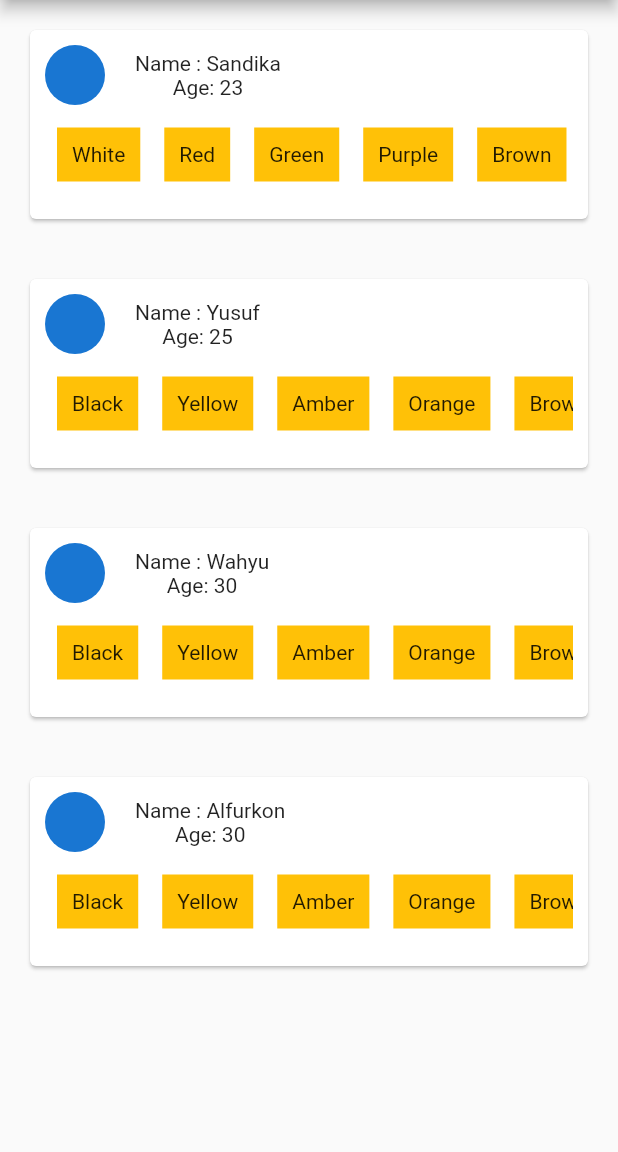
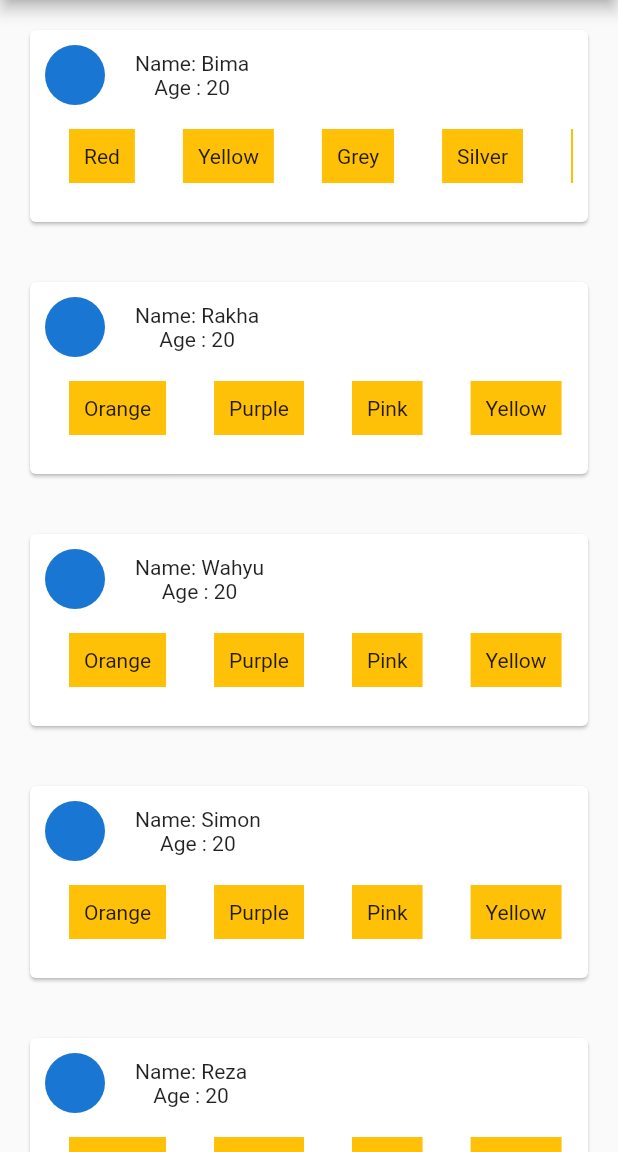
Before and after one commit to mrbrelax/flutter_basic, a Flutter app: the screen it shows after launch, on a phone screen of 412 x 824 dp, the part 84-1236 px from its top. Run offline on Flutter 3.47's test engine with Material 2 defaults, Android fonts, the phone set to English and light mode, and no system bars; our stand-ins replace bloc, bottom_navy_bar, device_preview, faker, flutter_bloc, flutter_layout_grid and 5 more; missing offline and left inert: bitsdojo_window, duration_picker, fab_circular_menu, flutter_balloon_slider.

Commit message:
Updates Flutter Basic

```diff
--- a/mapping_list/lib/main.dart
+++ b/mapping_list/lib/main.dart
@@ -1,75 +1,119 @@
 import 'package:flutter/material.dart';
 
 void main() {
+  // runApp(const MyApp());
   runApp(MyApp());
 }
 
 class MyApp extends StatelessWidget {
+  // const MyApp({Key? key}) : super(key: key);
   MyApp({Key? key}) : super(key: key);
 
   final List<Map<String, dynamic>> myList = [
     {
-      "Name": "Sandika",
-      "Age": 23,
-      "favColor": [
+      "Name": "Bima",
+      "Age": 20,
+      "FavColor": [
+        "Red",
+        "Yellow",
+        "Grey",
+        "Silver",
+        "Black",
         "White",
-        "Red",
         "Green",
+        "Orange",
+        "Amber",
         "Purple",
-        "Brown",
         "Pink",
-        "Blue",
       ],
     },
     {
-      "Name": "Yusuf",
-      "Age": 25,
-      "favColor": [
+      "Name": "Rakha",
+      "Age": 20,
+      "FavColor": [
+        "Orange",
+        "Purple",
+        "Pink",
+        "Yellow",
         "Black",
-        "Yellow",
+        "Silver",
+        "Red",
+        "Silver",
+        "Cream",
         "Amber",
-        "Orange",
-        "Brown",
-        "Blue",
-        "Yellow",
-        "Green",
-        "Red",
-        "GreenAccent"
+        "Green"
       ],
     },
     {
       "Name": "Wahyu",
-      "Age": 30,
-      "favColor": [
+      "Age": 20,
+      "FavColor": [
+        "Orange",
+        "Purple",
+        "Pink",
+        "Yellow",
         "Black",
-        "Yellow",
+        "Silver",
+        "Red",
+        "Silver",
+        "Cream",
         "Amber",
-        "Orange",
-        "Brown",
-        "Blue",
-        "Yellow",
-        "Green",
-        "Red",
-        "GreenAccent"
+        "Green"
       ],
     },
     {
-      "Name": "Alfurkon",
-      "Age": 30,
-      "favColor": [
+      "Name": "Simon",
+      "Age": 20,
+      "FavColor": [
+        "Orange",
+        "Purple",
+        "Pink",
+        "Yellow",
         "Black",
+        "Silver",
+        "Red",
+        "Silver",
+        "Cream",
+        "Amber",
+        "Green"
+      ],
+    },
+    {
+      "Name": "Reza",
+      "Age": 20,
+      "FavColor": [
+        "Orange",
+        "Purple",
+        "Pink",
         "Yellow",
+        "Black",
+        "Silver",
+        "Red",
+        "Silver",
+        "Cream",
         "Amber",
+        "Green"
+      ],
+    },
+    {
+      "Name": "Ines",
+      "Age": 20,
+      "FavColor": [
         "Orange",
-        "Brown",
-        "Blue",
+        "Purple",
+        "Pink",
         "Yellow",
-        "Green",
+        "Black",
+        "Silver",
         "Red",
-        "GreenAccent"
+        "Silver",
+        "Cream",
+        "Amber",
+        "Green"
       ],
     }
   ];
+
   @override
   Widget build(BuildContext context) {
     return MaterialApp(
@@ -81,7 +125,7 @@ class MyApp extends StatelessWidget {
         ),
         body: ListView(
           children: myList.map((data) {
-              List myfavColor = data["favColor"];
+            List myfavcolor = data["FavColor"];
             return Card(
               margin: const EdgeInsets.all(20),
               child: Container(
@@ -94,9 +138,10 @@ class MyApp extends StatelessWidget {
                         const CircleAvatar(),
                         const SizedBox(width: 20),
                         Column(
+                          // crossAxisAlignment: CrossAxisAlignment.start,
                           children: [
-                              Text("Name : ${data['Name']}"),
-                              Text("Age: ${data['Age']}"),
+                            Text("Name: ${data['Name']}"),
+                            Text("Age : ${data['Age']}"),
                           ],
                         ),
                       ],
@@ -104,15 +149,12 @@ class MyApp extends StatelessWidget {
                     SingleChildScrollView(
                       scrollDirection: Axis.horizontal,
                       child: Row(
-                          children: myfavColor.map((color) {
+                        children: myfavcolor.map((color) {
                           return Container(
+                            color: Colors.amber,
+                            margin: const EdgeInsets.all(16),
+                            padding: const EdgeInsets.all(10),
                             child: Text(color),
-                              color: Colors.amber,
-                              margin: const EdgeInsets.symmetric(
-                                vertical: 15,
-                                horizontal: 8,
-                              ),
-                              padding: const EdgeInsets.all(10),
                           );
                         }).toList(),
                       ),
@@ -123,6 +165,7 @@ class MyApp extends StatelessWidget {
             );
           }).toList(),
         ),
-        ));
+      ),
+    );
   }
 }
--- a/mapping_list/pubspec.yaml
+++ b/mapping_list/pubspec.yaml
@@ -18,7 +18,7 @@ publish_to: 'none' # Remove this line if you wish to publish to pub.dev
 version: 1.0.0+1
 
 environment:
-  sdk: ">=2.12.0 <3.0.0"
+  sdk: ">=2.16.0-80.1.beta <3.0.0"
 
 # Dependencies specify other packages that your package needs in order to work.
 # To automatically upgrade your package dependencies to the latest versions
```
Also changed, not shown: mapping_list/pubspec.lock, 65 other files. Lines whose indentation alone changed are shown as unchanged.
